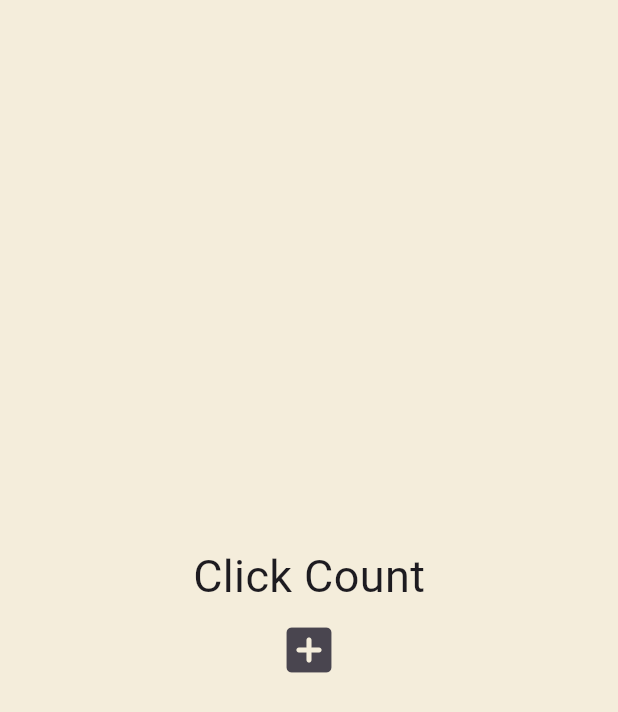
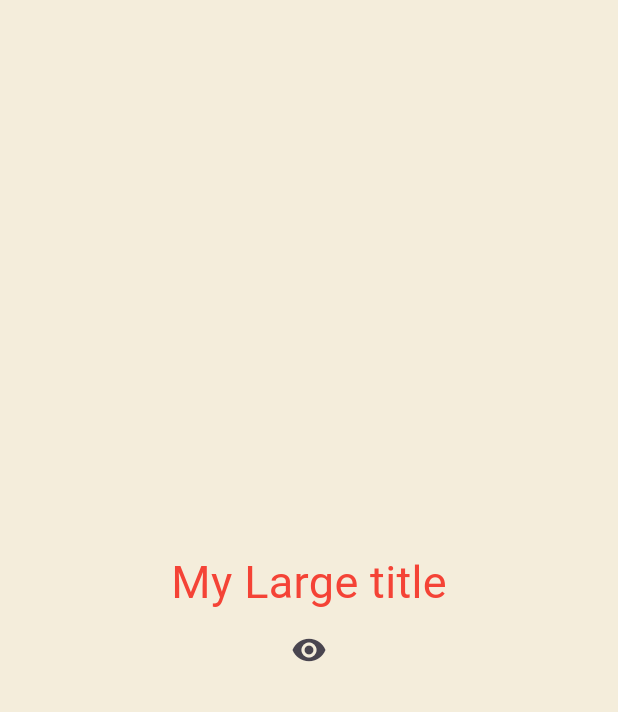
Before and after one commit to cksdud8028/flutterMaster, a Flutter app: the screen it shows after launch, on a phone screen of 412 x 824 dp. Shown: the top 712 px of the screen. Run offline on Flutter 3.47's test engine with Material 3 defaults, Android fonts, the phone set to English and light mode, and no system bars.

Commit message:
statefullwiget의 라이프사이클

```diff
--- a/lib/main.dart
+++ b/lib/main.dart
@@ -12,34 +12,34 @@ class MyApp extends StatefulWidget {
 }
 
 class _MyAppState extends State<MyApp> {
-  List<int> numbers = [];
+  bool showTitle = true;
 
-  void onClicked() {
+  void toggleTitle() {
     setState(() {
-      numbers.add(numbers.length + 1);
+      showTitle = !showTitle;
     });
   }
 
   @override
   Widget build(BuildContext context) {
     return MaterialApp(
+      theme: ThemeData(
+        textTheme: const TextTheme(
+          titleLarge: TextStyle(
+            color: Colors.red,
+          ),
+        ),
+      ),
       home: Scaffold(
         backgroundColor: const Color(0xFFF4EDDB),
         body: Center(
           child: Column(
             mainAxisAlignment: MainAxisAlignment.center,
             children: [
-              const Text(
-                'Click Count',
-                style: TextStyle(
-                  fontSize: 30,
-                ),
-              ),
-              for (var n in numbers) Text('$n'),
+              showTitle ? const MyLargeTitle() : const Text('없다 임마'),
               IconButton(
-                iconSize: 40,
-                onPressed: onClicked,
-                icon: const Icon(Icons.add_box_rounded),
+                onPressed: toggleTitle,
+                icon: const Icon(Icons.remove_red_eye),
               )
             ],
           ),
@@ -48,3 +48,18 @@ class _MyAppState extends State<MyApp> {
     );
   }
 }
+
+class MyLargeTitle extends StatelessWidget {
+  const MyLargeTitle({
+    super.key,
+  });
+
+  @override
+  Widget build(BuildContext context) {
+    return Text(
+      'My Large title',
+      style: TextStyle(
+          fontSize: 30, color: Theme.of(context).textTheme.titleLarge!.color),
+    );
+  }
+}
```
